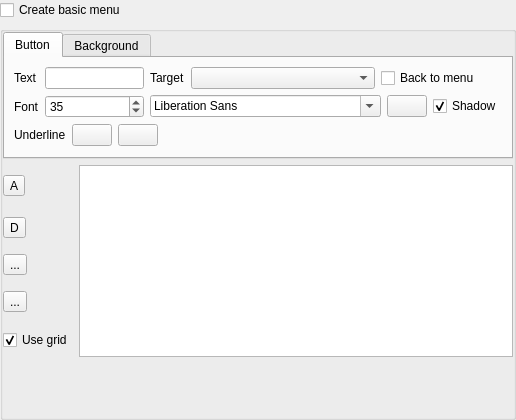
First picture: the form in src/ui/dvdwizardmenu_ui.ui, repository KDE/kdenlive, before the edit.
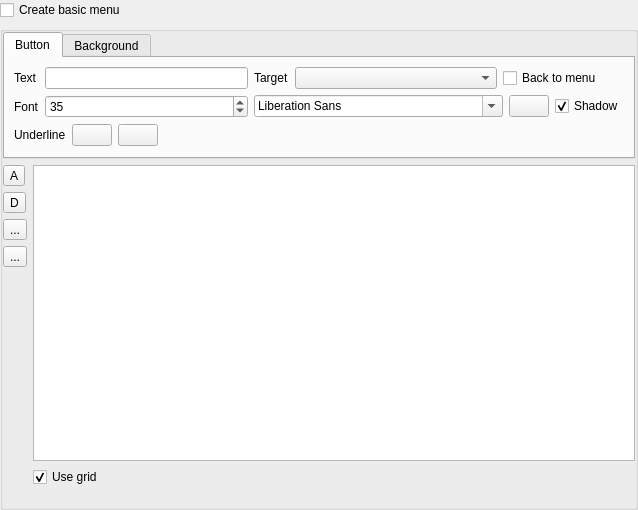
Second picture: the form after the edit. Custom widgets are drawn as their Qt base class.

Commit message: Fix crash in DVD wizard

```diff
--- a/src/ui/dvdwizardmenu_ui.ui
+++ b/src/ui/dvdwizardmenu_ui.ui
@@ -6,8 +6,8 @@
    <rect>
     <x>0</x>
     <y>0</y>
-    <width>516</width>
-    <height>420</height>
+    <width>638</width>
+    <height>510</height>
    </rect>
   </property>
   <layout class="QGridLayout" name="gridLayout_5">
@@ -33,6 +33,25 @@
       <property name="margin">
        <number>0</number>
       </property>
+      <property name="topMargin">
+       <number>0</number>
+      </property>
+      <property name="rightMargin">
+       <number>0</number>
+      </property>
+      <property name="bottomMargin">
+       <number>0</number>
+      </property>
+      <item row="1" column="1" rowspan="6">
+       <widget class="QGraphicsView" name="menu_preview">
+        <property name="sizePolicy">
+         <sizepolicy hsizetype="Expanding" vsizetype="MinimumExpanding">
+          <horstretch>0</horstretch>
+          <verstretch>0</verstretch>
+         </sizepolicy>
+        </property>
+       </widget>
+      </item>
       <item row="0" column="0" colspan="2">
        <widget class="QTabWidget" name="tabWidget">
         <property name="sizePolicy">
@@ -236,16 +255,6 @@
         </property>
        </widget>
       </item>
-      <item row="1" column="1" rowspan="5">
-       <widget class="QGraphicsView" name="menu_preview">
-        <property name="sizePolicy">
-         <sizepolicy hsizetype="Expanding" vsizetype="MinimumExpanding">
-          <horstretch>0</horstretch>
-          <verstretch>0</verstretch>
-         </sizepolicy>
-        </property>
-       </widget>
-      </item>
       <item row="2" column="0">
        <widget class="QToolButton" name="delete_button">
         <property name="text">
@@ -270,19 +279,6 @@
         </property>
        </widget>
       </item>
-      <item row="5" column="0">
-       <widget class="QCheckBox" name="use_grid">
-        <property name="enabled">
-         <bool>true</bool>
-        </property>
-        <property name="text">
-         <string>Use grid</string>
-        </property>
-        <property name="checked">
-         <bool>true</bool>
-        </property>
-       </widget>
-      </item>
       <item row="6" column="0">
        <spacer name="verticalSpacer">
         <property name="orientation">
@@ -296,9 +292,22 @@
         </property>
        </spacer>
       </item>
-      <item row="7" column="0" colspan="2">
+      <item row="8" column="0" colspan="2">
        <widget class="QLabel" name="error_message"/>
       </item>
+      <item row="7" column="1">
+       <widget class="QCheckBox" name="use_grid">
+        <property name="enabled">
+         <bool>true</bool>
+        </property>
+        <property name="text">
+         <string>Use grid</string>
+        </property>
+        <property name="checked">
+         <bool>true</bool>
+        </property>
+       </widget>
+      </item>
      </layout>
     </widget>
    </item>
```
Left out of the diff: 13 changed lines with no effect on the pictures. The commit also changes 2 other files.
